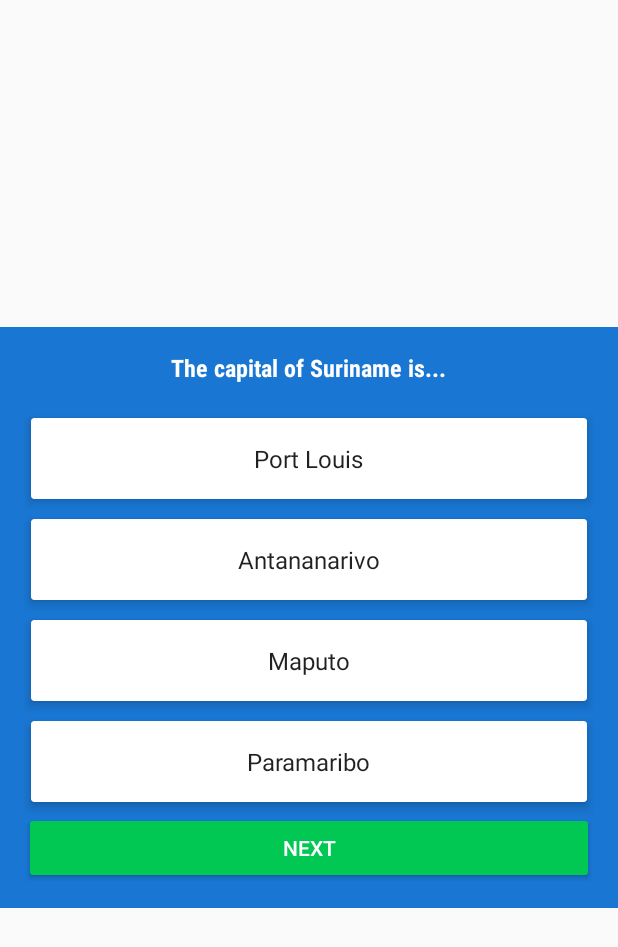
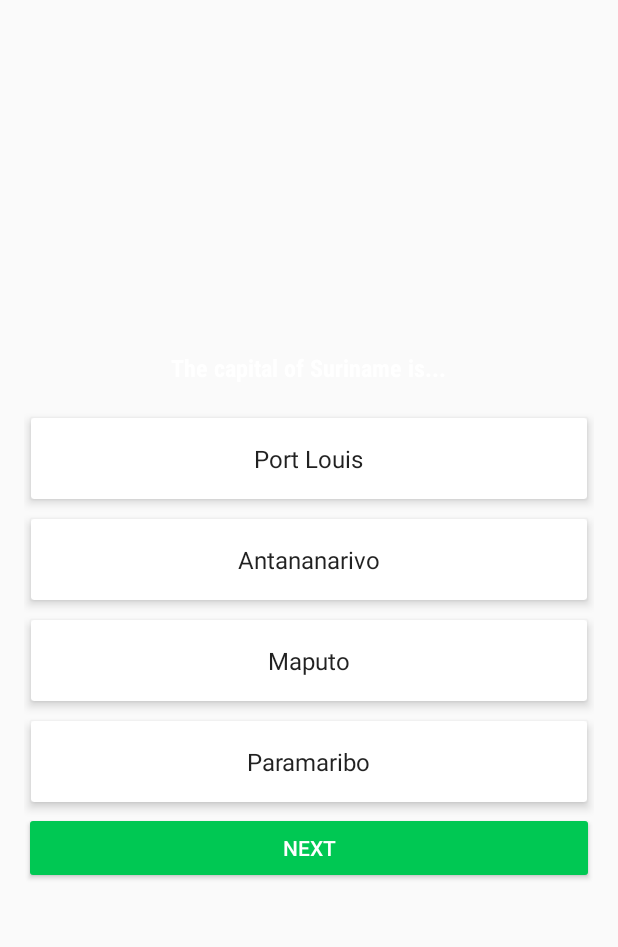
Before and after one commit to abn-volk/Terrania, an Android app: the layout fragment_text_question.xml on its own in the app's theme, with its tools: preview values and no code run, on a phone screen of 412 x 824 dp. Shown: the top 947 px of the screen. Run offline under Robolectric (Android 15) with nearby library versions, the phone set to English and light mode, and no system bars; network calls fail.

Commit message:
Fix view naming errors

```diff
--- a/app/src/main/res/layout-w600dp-land/fragment_country2_flag.xml
+++ b/app/src/main/res/layout-w600dp-land/fragment_country2_flag.xml
@@ -28,12 +28,12 @@
             android:gravity="center"
             tools:text="Which one is the flag of Tajikistan?"/>
         <LinearLayout
-            android:id="@+id/answer_1"
             android:layout_width="match_parent"
             android:layout_height="wrap_content"
             android:orientation="horizontal"
             android:gravity="center">
             <android.support.v7.widget.CardView
+                android:id="@+id/answer_1"
                 android:layout_width="0dp"
                 android:layout_height="wrap_content"
                 android:layout_weight="1"
@@ -82,12 +82,12 @@
             </android.support.v7.widget.CardView>
         </LinearLayout>
         <LinearLayout
-            android:id="@+id/answer_3"
             android:layout_width="match_parent"
             android:layout_height="wrap_content"
             android:orientation="horizontal"
             android:gravity="center">
             <android.support.v7.widget.CardView
+                android:id="@+id/answer_3"
                 android:layout_width="0dp"
                 android:layout_height="wrap_content"
                 android:layout_weight="1"
--- a/app/src/main/res/layout-w600dp-land/fragment_text_question.xml
+++ b/app/src/main/res/layout-w600dp-land/fragment_text_question.xml
@@ -7,7 +7,6 @@
     android:layout_height="match_parent"
     android:orientation="vertical"
     android:gravity="center"
-    android:background="@drawable/background"
     android:paddingLeft="@dimen/activity_horizontal_margin"
     android:paddingRight="@dimen/activity_horizontal_margin"
     android:paddingTop="@dimen/activity_vertical_margin"
--- a/app/src/main/res/layout-w820dp/fragment_country2_flag.xml
+++ b/app/src/main/res/layout-w820dp/fragment_country2_flag.xml
@@ -28,12 +28,12 @@
             android:gravity="center"
             tools:text="Which one is the flag of Tajikistan?"/>
         <LinearLayout
-            android:id="@+id/answer_1"
             android:layout_width="match_parent"
             android:layout_height="wrap_content"
             android:orientation="horizontal"
             android:gravity="center">
             <android.support.v7.widget.CardView
+                android:id="@+id/answer_1"
                 android:layout_width="0dp"
                 android:layout_height="wrap_content"
                 android:layout_weight="1"
@@ -82,12 +82,12 @@
             </android.support.v7.widget.CardView>
         </LinearLayout>
         <LinearLayout
-            android:id="@+id/answer_3"
             android:layout_width="match_parent"
             android:layout_height="wrap_content"
             android:orientation="horizontal"
             android:gravity="center">
             <android.support.v7.widget.CardView
+                android:id="@+id/answer_3"
                 android:layout_width="0dp"
                 android:layout_height="wrap_content"
                 android:layout_weight="1"
--- a/app/src/main/res/layout/fragment_game_mode.xml
+++ b/app/src/main/res/layout/fragment_game_mode.xml
@@ -37,7 +37,7 @@
         android:textAppearance="@style/TextAppearance.AppCompat.Body1"
         tools:text="@string/desc_c2f"/>
     <android.support.v7.widget.CardView
-        android:layout_width="match_parent"
+        android:layout_width="wrap_content"
         android:layout_height="wrap_content"
         android:theme="@style/AppTheme"
         android:layout_marginTop="8dp"
--- a/app/src/main/res/layout/fragment_text_question.xml
+++ b/app/src/main/res/layout/fragment_text_question.xml
@@ -5,8 +5,7 @@
     android:layout_height="wrap_content"
     android:layout_gravity="center"
     xmlns:app="http://schemas.android.com/apk/res-auto"
-    app:layout_behavior="@string/appbar_scrolling_view_behavior"
-    tools:background="@color/colorPrimary">
+    app:layout_behavior="@string/appbar_scrolling_view_behavior">
     <LinearLayout
         android:layout_width="match_parent"
         android:layout_height="wrap_content"
```
